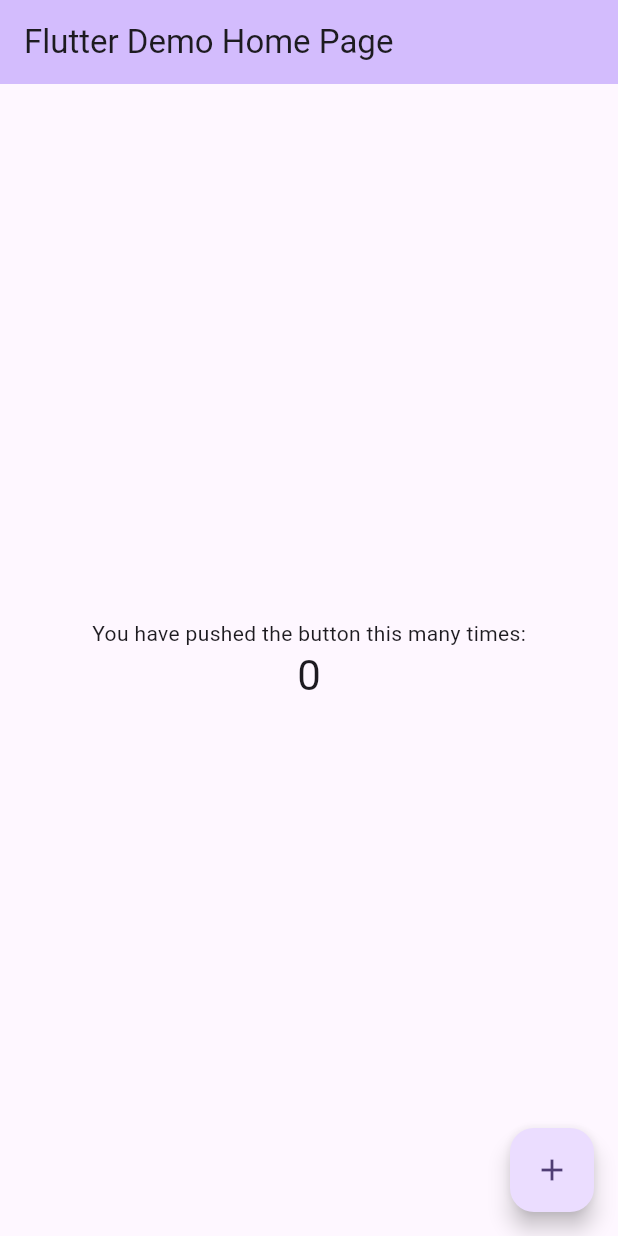
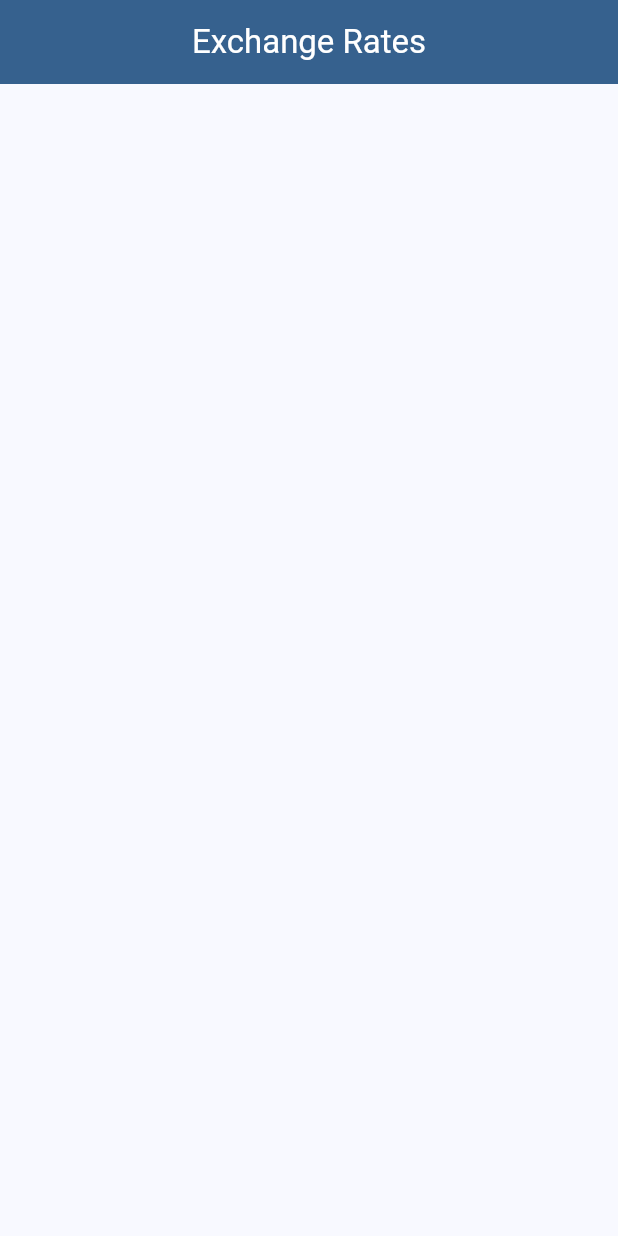
Before and after one commit to cuidtech/developers, a Flutter app: the screen it shows after launch, on a phone screen of 412 x 824 dp. Run offline on Flutter 3.47's test engine with Material 2 defaults, Android fonts, the phone set to English and light mode, and no system bars.

Commit message:
+define first page widget

```diff
--- /dev/null
+++ b/mobile/task/app/lib/exchange_rate/exchange_rates.page.dart
@@ -0,0 +1,11 @@
+import 'package:app/page.widget.dart';
+import 'package:flutter/material.dart';
+
+class ExchangeRatesPage extends StatelessWidget {
+  const ExchangeRatesPage({super.key});
+
+  @override
+  Widget build(BuildContext context) {
+    return PageWidget(title: 'Exchange Rates', child: Container());
+  }
+}
--- a/mobile/task/app/lib/main.dart
+++ b/mobile/task/app/lib/main.dart
@@ -1,3 +1,4 @@
+import 'package:app/exchange_rate/exchange_rates.page.dart';
 import 'package:flutter/material.dart';
 
 void main() {
@@ -11,115 +12,11 @@ class MyApp extends StatelessWidget {
   @override
   Widget build(BuildContext context) {
     return MaterialApp(
-      title: 'cuid coding task',
-      theme: ThemeData(
-        // This is the theme of your application.
-        //
-        // TRY THIS: Try running your application with "flutter run". You'll see
-        // the application has a blue toolbar. Then, without quitting the app,
-        // try changing the seedColor in the colorScheme below to Colors.green
-        // and then invoke "hot reload" (save your changes or press the "hot
-        // reload" button in a Flutter-supported IDE, or press "r" if you used
-        // the command line to start the app).
-        //
-        // Notice that the counter didn't reset back to zero; the application
-        // state is not lost during the reload. To reset the state, use hot
-        // restart instead.
-        //
-        // This works for code too, not just values: Most code changes can be
-        // tested with just a hot reload.
-        colorScheme: ColorScheme.fromSeed(seedColor: Colors.deepPurple),
-        useMaterial3: true,
-      ),
-      home: const MyHomePage(title: 'Flutter Demo Home Page'),
-    );
+        title: 'cuid coding task',
+        theme: ThemeData(
+          colorScheme: ColorScheme.fromSeed(seedColor: Colors.blue),
+          useMaterial3: true,
+        ),
+        home: const ExchangeRatesPage());
   }
 }
-
-class MyHomePage extends StatefulWidget {
-  const MyHomePage({super.key, required this.title});
-
-  // This widget is the home page of your application. It is stateful, meaning
-  // that it has a State object (defined below) that contains fields that affect
-  // how it looks.
-
-  // This class is the configuration for the state. It holds the values (in this
-  // case the title) provided by the parent (in this case the App widget) and
-  // used by the build method of the State. Fields in a Widget subclass are
-  // always marked "final".
-
-  final String title;
-
-  @override
-  State<MyHomePage> createState() => _MyHomePageState();
-}
-
-class _MyHomePageState extends State<MyHomePage> {
-  int _counter = 0;
-
-  void _incrementCounter() {
-    setState(() {
-      // This call to setState tells the Flutter framework that something has
-      // changed in this State, which causes it to rerun the build method below
-      // so that the display can reflect the updated values. If we changed
-      // _counter without calling setState(), then the build method would not be
-      // called again, and so nothing would appear to happen.
-      _counter++;
-    });
-  }
-
-  @override
-  Widget build(BuildContext context) {
-    // This method is rerun every time setState is called, for instance as done
-    // by the _incrementCounter method above.
-    //
-    // The Flutter framework has been optimized to make rerunning build methods
-    // fast, so that you can just rebuild anything that needs updating rather
-    // than having to individually change instances of widgets.
-    return Scaffold(
-      appBar: AppBar(
-        // TRY THIS: Try changing the color here to a specific color (to
-        // Colors.amber, perhaps?) and trigger a hot reload to see the AppBar
-        // change color while the other colors stay the same.
-        backgroundColor: Theme.of(context).colorScheme.inversePrimary,
-        // Here we take the value from the MyHomePage object that was created by
-        // the App.build method, and use it to set our appbar title.
-        title: Text(widget.title),
-      ),
-      body: Center(
-        // Center is a layout widget. It takes a single child and positions it
-        // in the middle of the parent.
-        child: Column(
-          // Column is also a layout widget. It takes a list of children and
-          // arranges them vertically. By default, it sizes itself to fit its
-          // children horizontally, and tries to be as tall as its parent.
-          //
-          // Column has various properties to control how it sizes itself and
-          // how it positions its children. Here we use mainAxisAlignment to
-          // center the children vertically; the main axis here is the vertical
-          // axis because Columns are vertical (the cross axis would be
-          // horizontal).
-          //
-          // TRY THIS: Invoke "debug painting" (choose the "Toggle Debug Paint"
-          // action in the IDE, or press "p" in the console), to see the
-          // wireframe for each widget.
-          mainAxisAlignment: MainAxisAlignment.center,
-          children: <Widget>[
-            const Text(
-              'You have pushed the button this many times:',
-            ),
-            Text(
-              '$_counter',
-              style: Theme.of(context).textTheme.headlineMedium,
-            ),
-          ],
-        ),
-      ),
-      floatingActionButton: FloatingActionButton(
-        onPressed: _incrementCounter,
-        tooltip: 'Increment',
-        child: const Icon(Icons.add),
-      ), // This trailing comma makes auto-formatting nicer for build methods.
-    );
-  }
-}
--- /dev/null
+++ b/mobile/task/app/lib/page.widget.dart
@@ -0,0 +1,25 @@
+import 'package:flutter/material.dart';
+
+class PageWidget extends StatelessWidget {
+  const PageWidget({super.key, required this.child, required this.title});
+
+  final Widget child;
+  final String title;
+
+  @override
+  Widget build(BuildContext context) {
+    return Scaffold(
+      appBar: AppBar(
+        title: Text(
+          title,
+          style: TextStyle(color: Theme.of(context).colorScheme.onPrimary),
+        ),
+        centerTitle: true,
+        backgroundColor: Theme.of(context).primaryColor,
+      ),
+      body: LayoutBuilder(builder: (context, box) {
+        return Center(child: child);
+      }),
+    );
+  }
+}
```
